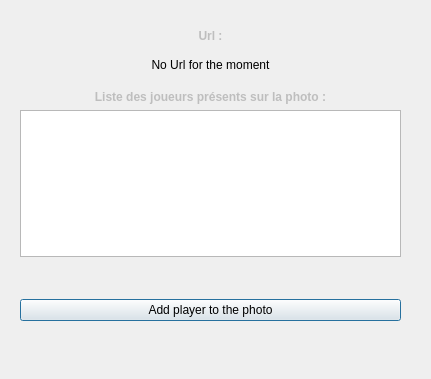
Qt form SQLite-test/imageinfowindow.ui (farid67/Projet_bdm) before a commit.
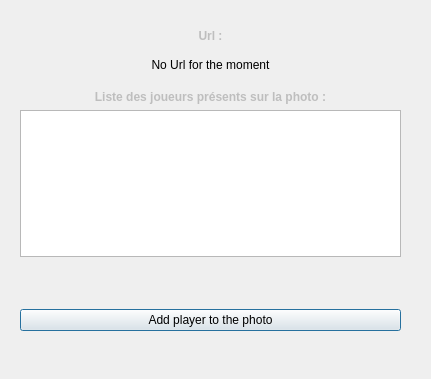
The same form after that commit.

```diff
--- a/SQLite-test/imageinfowindow.ui
+++ b/SQLite-test/imageinfowindow.ui
@@ -94,7 +94,7 @@
      <x>20</x>
      <y>270</y>
      <width>381</width>
-     <height>80</height>
+     <height>101</height>
     </rect>
    </property>
    <layout class="QVBoxLayout" name="verticalLayout_2">
```
